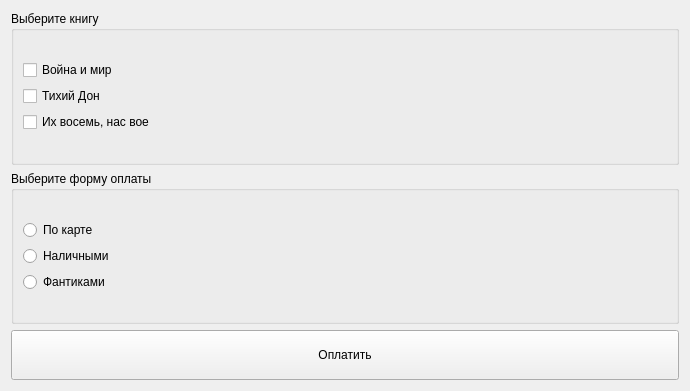
This is hw_1/ui/book_shop.ui in Rexeton/PyQt_Sedunov as Qt 5 draws it before an edit. The edited form follows.
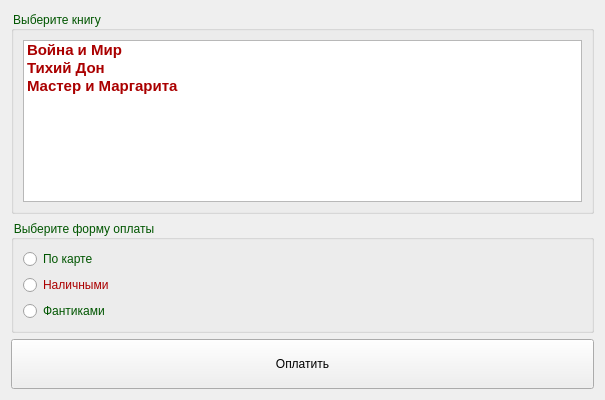
This is the edited form.

Commit message: Доделать: 1 Цвета и лист на book_shop (найти multi) 2 кальулятор

The edit to the form file:
```diff
--- a/hw_1/ui/book_shop.ui
+++ b/hw_1/ui/book_shop.ui
@@ -6,8 +6,8 @@
    <rect>
     <x>0</x>
     <y>0</y>
-    <width>690</width>
-    <height>391</height>
+    <width>605</width>
+    <height>400</height>
    </rect>
   </property>
   <property name="windowTitle">
@@ -18,40 +18,60 @@
     <layout class="QVBoxLayout" name="verticalLayout">
      <item>
       <widget class="QGroupBox" name="groupBox">
+       <property name="styleSheet">
+        <string notr="true">color: rgb(0, 85, 0);
+font: 700 11pt &quot;Segoe UI&quot;;</string>
+       </property>
        <property name="title">
         <string>Выберите книгу</string>
        </property>
-       <layout class="QVBoxLayout" name="verticalLayout_4">
+       <layout class="QHBoxLayout" name="horizontalLayout">
         <item>
-         <layout class="QVBoxLayout" name="verticalLayout_3">
+         <widget class="QListWidget" name="listWidget">
+          <property name="font">
+           <font>
+            <family>Segoe UI</family>
+            <pointsize>11</pointsize>
+            <italic>false</italic>
+            <bold>true</bold>
+           </font>
+          </property>
+          <property name="styleSheet">
+           <string notr="true">color: rgb(170, 0, 0);
+alternate-background-color: rgb(0, 85, 0);</string>
+          </property>
+          <property name="selectionMode">
+           <enum>QAbstractItemView::SelectionMode::MultiSelection</enum>
+          </property>
+          <property name="textElideMode">
+           <enum>Qt::TextElideMode::ElideLeft</enum>
+          </property>
           <item>
-           <widget class="QCheckBox" name="checkBox">
             <property name="text">
-             <string>Война и мир</string>
-            </property>
-           </widget>
+            <string>Война и Мир</string>
+           </property>
           </item>
           <item>
-           <widget class="QCheckBox" name="checkBox_2">
             <property name="text">
              <string>Тихий Дон</string>
             </property>
-           </widget>
           </item>
           <item>
-           <widget class="QCheckBox" name="checkBox_3">
             <property name="text">
-             <string>Их восемь, нас вое</string>
-            </property>
-           </widget>
+            <string>Мастер и Маргарита</string>
+           </property>
           </item>
-         </layout>
+         </widget>
         </item>
        </layout>
       </widget>
      </item>
      <item>
       <widget class="QGroupBox" name="groupBox_2">
+       <property name="styleSheet">
+        <string notr="true">color: rgb(0, 85, 0);
+font: 700 11pt &quot;Segoe UI&quot;;</string>
+       </property>
        <property name="title">
         <string>Выберите форму оплаты</string>
        </property>
@@ -67,6 +87,9 @@
           </item>
           <item>
            <widget class="QRadioButton" name="radioButton_5">
+            <property name="styleSheet">
+             <string notr="true">color: rgb(170, 0, 0);</string>
+            </property>
             <property name="text">
              <string>Наличными</string>
             </property>
```
Lines whose indentation alone changed are shown as unchanged. The commit also changes 11 other files.
